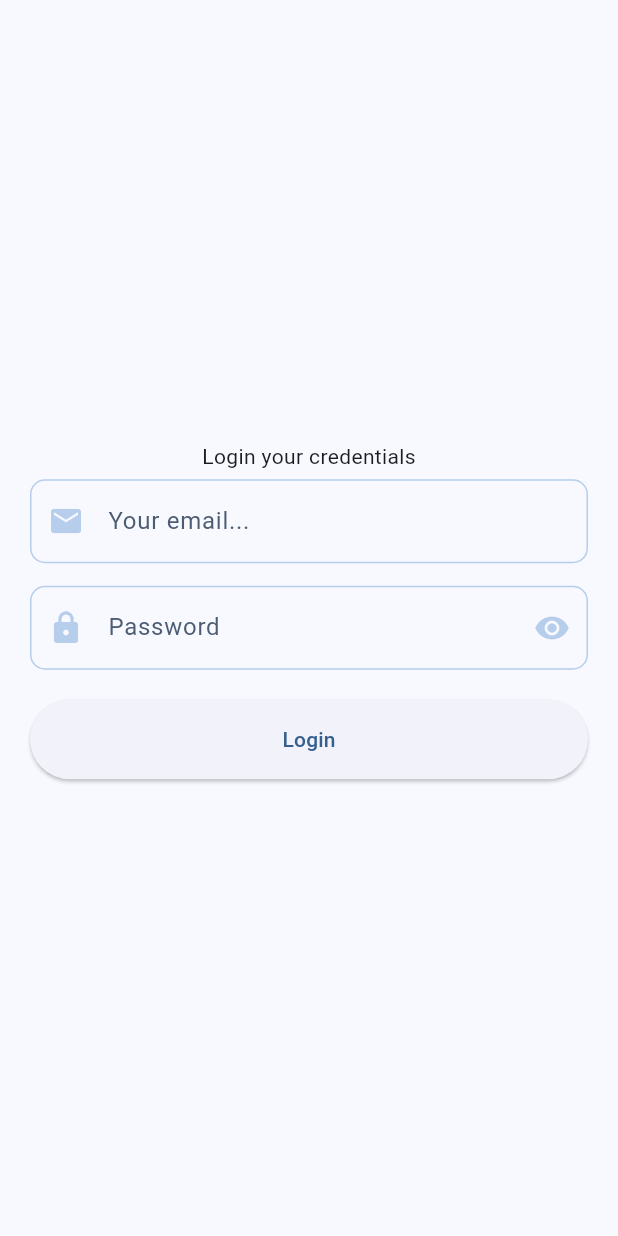
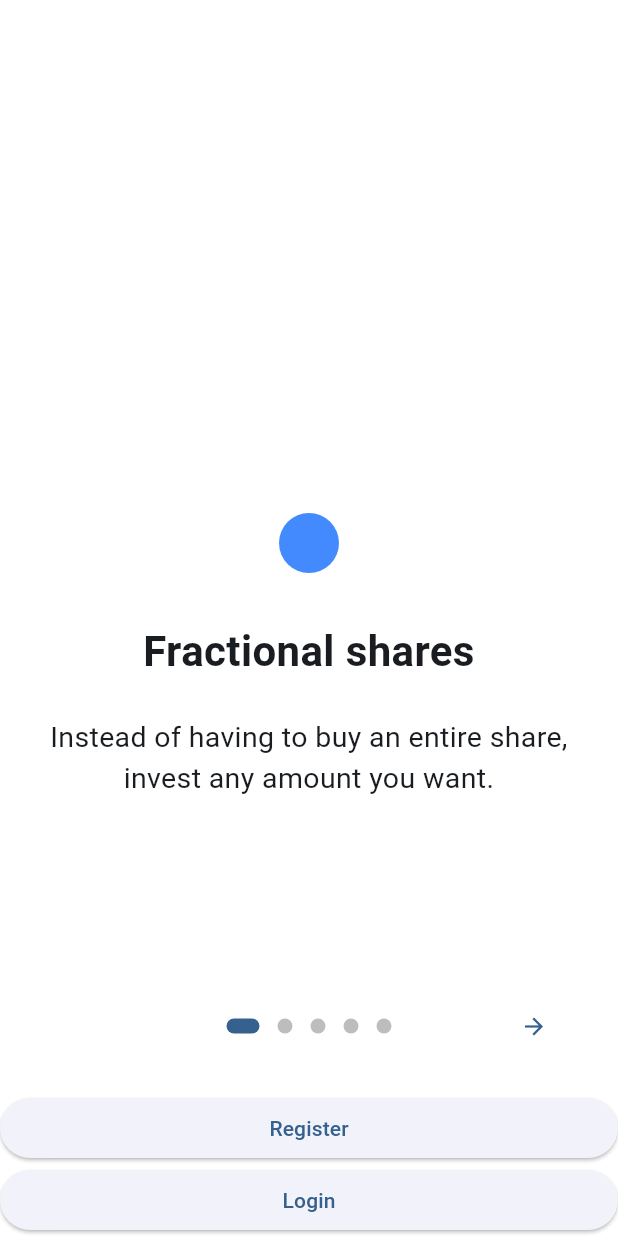
Before and after one commit to anasrul03/FutsalBook_2.0_Vendor, a Flutter app: the screen it shows after launch, on a phone screen of 412 x 824 dp. Run offline on Flutter 3.47's test engine with Material 2 defaults, Android fonts, the phone set to English and light mode, and no system bars; drawn by our look-alikes of introduction_screen; our stand-ins replace bloc, cached_network_image, equatable, firebase_core, flutter_bloc, go_router; accounts and stored records are empty.

Commit message:
working on onboarding & authentication, mostly onboarding

```diff
--- a/futsalbook_2.0_vendor/futsalbook_2_0_vendor/lib/src/config/router/app_router.dart
+++ b/futsalbook_2.0_vendor/futsalbook_2_0_vendor/lib/src/config/router/app_router.dart
@@ -1,6 +1,8 @@
 //Package import
 import 'package:flutter/material.dart';
 import 'package:flutter_bloc/flutter_bloc.dart';
+import 'package:futsalbook_2_0_vendor/src/presentation/views/authentication/onboarding_view.dart';
+import 'package:futsalbook_2_0_vendor/src/presentation/views/authentication/registration_view.dart';
 import 'package:go_router/go_router.dart';
 
 //Local import
@@ -20,7 +22,7 @@ class AppRouter {
   static final _shellNavigatorKey = GlobalKey<NavigatorState>();
 
   static final GoRouter _router = GoRouter(
-    initialLocation: PAGES.login.screenPath,
+    initialLocation: PAGES.onboarding.screenPath,
     debugLogDiagnostics: true,
     navigatorKey: _rootNavigatorKey,
     errorBuilder: (context, state) {
@@ -89,7 +91,15 @@ class AppRouter {
         name: PAGES.onboarding.screenName,
         path: PAGES.onboarding.screenPath,
         builder: (builder, context) {
-          return const CircularView();
+          return const OnBoarding();
+        },
+      ),
+      GoRoute(
+        parentNavigatorKey: _rootNavigatorKey,
+        name: PAGES.register.screenName,
+        path: PAGES.register.screenPath,
+        builder: (builder, context) {
+          return const RegistrationPage();
         },
       ),
       GoRoute(
--- a/futsalbook_2.0_vendor/futsalbook_2_0_vendor/lib/src/config/router/router_utils.dart
+++ b/futsalbook_2.0_vendor/futsalbook_2_0_vendor/lib/src/config/router/router_utils.dart
@@ -1,58 +1,89 @@
 enum PAGES {
+  // Entry Pages
   onboarding,
   loadingUser,
   login,
+  register,
+
+  // User's Pages
   bottomNavigationBar,
   home,
+  profile,
+  settings,
+
+  // Listing Modules Pages
+  // Booked
   bookedList,
   bookedDetails,
+
+  // Venue
   venueList,
+  venueDetails,
+
+  // Courts
+  courtList,
+  courtDetails,
+
+  // Promotions
   promotion,
   addPromotionForm,
   promotionDetails,
-  venueDetails,
-  courtList,
-  courtDetails,
-  settings,
-  profile,
-  payment,
+
+  // Payments
+  paymentList,
+  paymentDetails,
 }
 
 extension RouteUtilities on PAGES {
   String get screenPath {
     switch (this) {
+      // Entry Pages
       case PAGES.onboarding:
         return "/onboarding";
       case PAGES.loadingUser:
         return "/loadingUser";
       case PAGES.login:
         return "/login";
+
+      // User's Pages
       case PAGES.bottomNavigationBar:
         return "/bottomNavigationBar";
       case PAGES.home:
         return "/home";
+      case PAGES.settings:
+        return "/settings";
+      case PAGES.profile:
+        return "profile";
+
+      // Listing Modules Pages
+      // Booked
       case PAGES.bookedList:
         return "/booked";
       case PAGES.bookedDetails:
         return "/bookedDetails";
+
+      // Promotion
       case PAGES.promotion:
         return "/promotion";
       case PAGES.addPromotionForm:
         return "addPromotion";
       case PAGES.promotionDetails:
         return "promotionDetails";
+
+      // Venue
       case PAGES.venueList:
         return "/venueList";
       case PAGES.venueDetails:
         return "venueDetails";
+
+      // Courts
       case PAGES.courtList:
         return "/courtList";
       case PAGES.courtDetails:
         return "courtDetails";
-      case PAGES.settings:
-        return "/settings";
-      case PAGES.profile:
-        return "profile";
+
+      // Payments
+
       default:
         return "/error-404";
     }
--- a/futsalbook_2.0_vendor/futsalbook_2_0_vendor/lib/src/presentation/views/authentication/onboarding_view.dart
+++ b/futsalbook_2.0_vendor/futsalbook_2_0_vendor/lib/src/presentation/views/authentication/onboarding_view.dart
@@ -0,0 +1,146 @@
+import 'package:flutter/material.dart';
+import 'package:introduction_screen/introduction_screen.dart';
+
+class OnBoarding extends StatefulWidget {
+  const OnBoarding({super.key});
+
+  @override
+  State<OnBoarding> createState() => _OnBoardingState();
+}
+
+class _OnBoardingState extends State<OnBoarding> {
+  final introKey = GlobalKey<IntroductionScreenState>();
+
+  @override
+  Widget build(BuildContext context) {
+    const bodyStyle = TextStyle(fontSize: 19.0);
+
+    const pageDecoration = PageDecoration(
+      titleTextStyle: TextStyle(fontSize: 28.0, fontWeight: FontWeight.w700),
+      bodyTextStyle: bodyStyle,
+      bodyPadding: EdgeInsets.fromLTRB(16.0, 0.0, 16.0, 16.0),
+      pageColor: Colors.white,
+      imagePadding: EdgeInsets.zero,
+    );
+    return IntroductionScreen(
+      key: introKey,
+      globalBackgroundColor: Colors.white,
+      allowImplicitScrolling: true,
+      autoScrollDuration: 5000,
+      infiniteAutoScroll: true,
+      globalFooter: Column(
+        children: [
+          SizedBox(
+            width: double.infinity,
+            child: ElevatedButton(
+              onPressed: () {},
+              child: const Text("Register"),
+            ),
+          ),
+          SizedBox(
+            width: double.infinity,
+            child: ElevatedButton(
+              onPressed: () {},
+              child: const Text("Login"),
+            ),
+          ),
+        ],
+      ),
+      pages: [
+        PageViewModel(
+          title: "Fractional shares",
+          body:
+              "Instead of having to buy an entire share, invest any amount you want.",
+          image: _buildImage('img1.jpg'),
+          decoration: pageDecoration,
+        ),
+        PageViewModel(
+          title: "Learn as you go",
+          body:
+              "Download the Stockpile app and master the market with our mini-lesson.",
+          image: _buildImage('img2.jpg'),
+          decoration: pageDecoration,
+        ),
+        PageViewModel(
+          title: "Kids and teens",
+          body:
+              "Kids and teens can track their stocks 24/7 and place trades that you approve.",
+          image: _buildImage('img3.jpg'),
+          decoration: pageDecoration,
+        ),
+        PageViewModel(
+          title: "Another title page",
+          body: "Another beautiful body text for this example onboarding",
+          image: _buildImage('img2.jpg'),
+          decoration: pageDecoration.copyWith(
+            bodyFlex: 6,
+            imageFlex: 6,
+            safeArea: 80,
+          ),
+        ),
+        PageViewModel(
+          title: "Title of last page - reversed",
+          bodyWidget: const Row(
+            mainAxisAlignment: MainAxisAlignment.center,
+            children: [
+              Text("Click on ", style: bodyStyle),
+              Icon(Icons.edit),
+              Text(" to edit a post", style: bodyStyle),
+            ],
+          ),
+          decoration: pageDecoration.copyWith(
+            bodyFlex: 2,
+            imageFlex: 4,
+            bodyAlignment: Alignment.bottomCenter,
+            imageAlignment: Alignment.topCenter,
+          ),
+          image: _buildImage('img1.jpg'),
+          reverse: true,
+        ),
+      ],
+      onDone: () => {},
+      onSkip: () => {}, // You can override onSkip callback
+      // showSkipButton: false,
+      skipOrBackFlex: 0,
+      nextFlex: 0,
+      showBackButton: true,
+      //rtl: true, // Display as right-to-left
+      back: const Icon(Icons.arrow_back),
+      skip: const Text('Skip', style: TextStyle(fontWeight: FontWeight.w600)),
+      next: const Icon(Icons.arrow_forward),
+      done: const Text('Done', style: TextStyle(fontWeight: FontWeight.w600)),
+      curve: Curves.fastEaseInToSlowEaseOut,
+      controlsMargin: const EdgeInsets.all(16),
+      controlsPadding: const EdgeInsets.fromLTRB(8.0, 4.0, 8.0, 4.0),
+      dotsDecorator: const DotsDecorator(
+        size: Size(10.0, 10.0),
+        color: Color(0xFFBDBDBD),
+        activeSize: Size(22.0, 10.0),
+        activeShape: RoundedRectangleBorder(
+          borderRadius: BorderRadius.all(Radius.circular(25.0)),
+        ),
+      ),
+      dotsContainerDecorator: const ShapeDecoration(
+        shape: RoundedRectangleBorder(
+          borderRadius: BorderRadius.all(Radius.circular(8.0)),
+        ),
+      ),
+    );
+  }
+
+  Widget _buildImage(String assetName) {
+    return const CircleAvatar(
+      backgroundColor: Colors.blueAccent,
+    );
+  }
+
+  Widget _buildFullScreenImage() {
+    return Image.network(
+      'https://img.freepik.com/free-vector/flat-design-soccer-player-silhouette_23-2149481307.jpg?w=2000',
+      fit: BoxFit.cover,
+      height: double.infinity,
+      width: double.infinity,
+      alignment: Alignment.center,
+    );
+  }
+}
--- a/futsalbook_2.0_vendor/futsalbook_2_0_vendor/lib/src/utils/constants/day_selector_filter.dart
+++ b/futsalbook_2.0_vendor/futsalbook_2_0_vendor/lib/src/utils/constants/day_selector_filter.dart
@@ -3,4 +3,5 @@ List<String> daySelector = [
   "Tomorrow",
   "This Week",
   "Next Week",
+  "All Tickets"
 ];
```
Also changed, not shown: futsalbook_2.0_vendor/futsalbook_2_0_vendor/lib/src/data/datasources/local/ticket_dummy_data.dart (+41 -0 lines), futsalbook_2.0_vendor/futsalbook_2_0_vendor/lib/src/domain/models/promotion_model.dart (+12 -10 lines), futsalbook_2.0_vendor/futsalbook_2_0_vendor/lib/src/presentation/cubits/authentication/auth_cubit.dart (added, +7 -0 lines), futsalbook_2.0_vendor/futsalbook_2_0_vendor/lib/src/presentation/cubits/authentication/auth_state.dart (added, +27 -0 lines), futsalbook_2.0_vendor/futsalbook_2_0_vendor/lib/src/presentation/cubits/routing/routes_cubit.dart (+9 -0 lines), futsalbook_2.0_vendor/futsalbook_2_0_vendor/lib/src/presentation/views/authentication/registration_view.dart (added, +10 -0 lines), futsalbook_2.0_vendor/futsalbook_2_0_vendor/lib/src/presentation/views/booked_court_view.dart (+3 -27 lines), futsalbook_2.0_vendor/futsalbook_2_0_vendor/lib/src/presentation/views/dashboard_view.dart (+17 -7 lines), futsalbook_2.0_vendor/futsalbook_2_0_vendor/lib/src/presentation/widgets/promotion_card.dart (+14 -11 lines), futsalbook_2.0_vendor/futsalbook_2_0_vendor/pubspec.yaml (+5 -6 lines), futsalbook_2.0_vendor/futsalbook_2_0_vendor/pubspec.lock.
